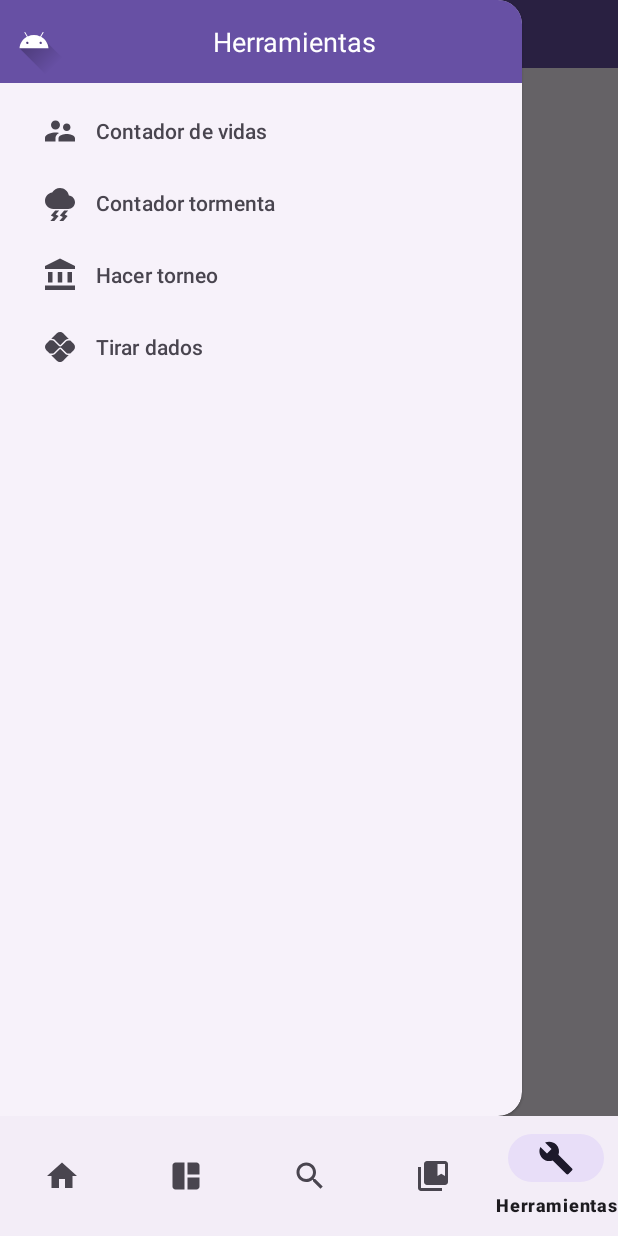
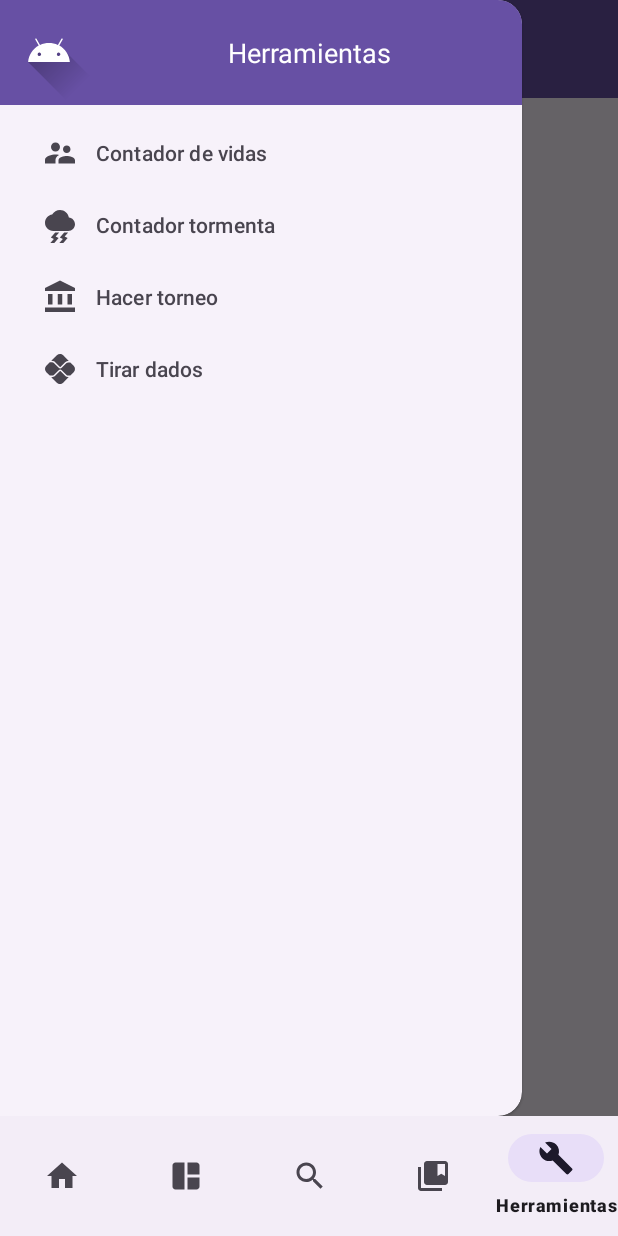
Before and after one commit to JoseJimenezGonzalez/MagicCraft_App, an Android app: the ToolsFragment screen opened through its navigation route, with the side drawer open, on a phone screen of 412 x 824 dp. Run offline under Robolectric (Android 15) with nearby library versions, the phone set to English and light mode, and no system bars; our stand-ins replace navigation-ui.

Commit message:
commit burguer menu

```diff
--- a/app/src/main/res/layout/nav_header_tools.xml
+++ b/app/src/main/res/layout/nav_header_tools.xml
@@ -3,7 +3,7 @@
 <androidx.constraintlayout.widget.ConstraintLayout xmlns:android="http://schemas.android.com/apk/res/android"
     xmlns:tools="http://schemas.android.com/tools"
     android:layout_width="match_parent"
-    android:layout_height="55dp"
+    android:layout_height="70dp"
     xmlns:app="http://schemas.android.com/apk/res-auto"
     android:orientation="vertical"
     android:gravity="bottom"
@@ -11,8 +11,8 @@
 
     <ImageView
         android:id="@+id/ivTools"
-        android:layout_width="45dp"
-        android:layout_height="45dp"
+        android:layout_width="65dp"
+        android:layout_height="65dp"
         app:layout_constraintStart_toStartOf="parent"
         app:layout_constraintTop_toTopOf="parent"
         app:layout_constraintBottom_toBottomOf="parent"
```
